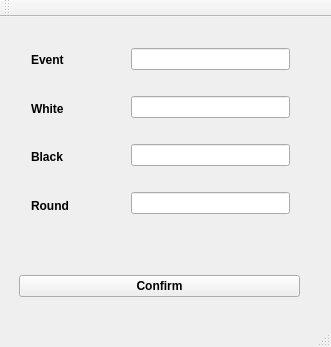
prabinrath/Roborex_Chess, file ui/NewGame.ui: the form before one commit.
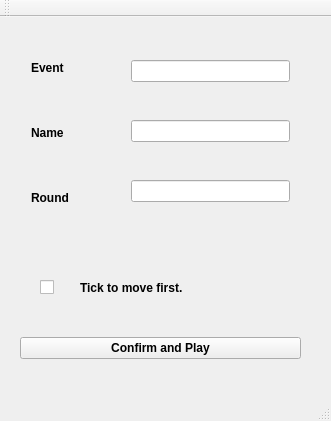
The form after the commit.

Patch:
```diff
--- a/ui/NewGame.ui
+++ b/ui/NewGame.ui
@@ -7,7 +7,7 @@
     <x>0</x>
     <y>0</y>
     <width>331</width>
-    <height>347</height>
+    <height>421</height>
    </rect>
   </property>
   <property name="windowTitle">
@@ -17,8 +17,8 @@
    <widget class="QPushButton" name="confirm">
     <property name="geometry">
      <rect>
-      <x>19</x>
-      <y>258</y>
+      <x>20</x>
+      <y>320</y>
       <width>281</width>
       <height>22</height>
      </rect>
@@ -30,10 +30,10 @@
      </font>
     </property>
     <property name="text">
-     <string>Confirm</string>
+     <string>Confirm and Play</string>
     </property>
    </widget>
-   <widget class="QWidget" name="">
+   <widget class="QWidget" name="layoutWidget">
     <property name="geometry">
      <rect>
       <x>20</x>
@@ -65,20 +65,7 @@
         </font>
        </property>
        <property name="text">
-        <string>White</string>
-       </property>
-      </widget>
-     </item>
-     <item>
-      <widget class="QLabel" name="label_3">
-       <property name="font">
-        <font>
-         <weight>75</weight>
-         <bold>true</bold>
-        </font>
-       </property>
-       <property name="text">
-        <string>Black</string>
+        <string>Name</string>
        </property>
       </widget>
      </item>
@@ -97,7 +84,7 @@
      </item>
     </layout>
    </widget>
-   <widget class="QWidget" name="">
+   <widget class="QWidget" name="layoutWidget">
     <property name="geometry">
      <rect>
       <x>120</x>
@@ -115,16 +102,51 @@
       </widget>
      </item>
      <item>
-      <widget class="QLineEdit" name="white"/>
-     </item>
-     <item>
-      <widget class="QLineEdit" name="black"/>
+      <widget class="QLineEdit" name="name"/>
      </item>
      <item>
       <widget class="QLineEdit" name="round"/>
      </item>
     </layout>
    </widget>
+   <widget class="QLabel" name="label_3">
+    <property name="geometry">
+     <rect>
+      <x>80</x>
+      <y>250</y>
+      <width>179</width>
+      <height>41</height>
+     </rect>
+    </property>
+    <property name="font">
+     <font>
+      <weight>75</weight>
+      <bold>true</bold>
+     </font>
+    </property>
+    <property name="text">
+     <string>Tick to move first.</string>
+    </property>
+   </widget>
+   <widget class="QCheckBox" name="first">
+    <property name="enabled">
+     <bool>true</bool>
+    </property>
+    <property name="geometry">
+     <rect>
+      <x>40</x>
+      <y>260</y>
+      <width>41</width>
+      <height>20</height>
+     </rect>
+    </property>
+    <property name="cursor">
+     <cursorShape>PointingHandCursor</cursorShape>
+    </property>
+    <property name="text">
+     <string/>
+    </property>
+   </widget>
   </widget>
   <widget class="QMenuBar" name="menuBar">
    <property name="geometry">
```
